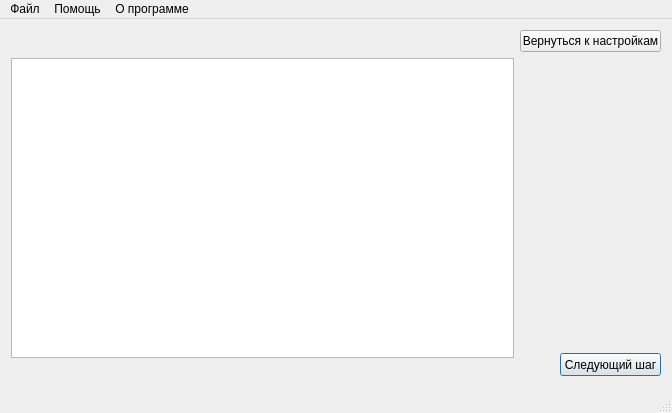
The window that mainwindow.ui (vihka-spihka/KohonenMaps) describes before a commit, drawn with Qt 5.
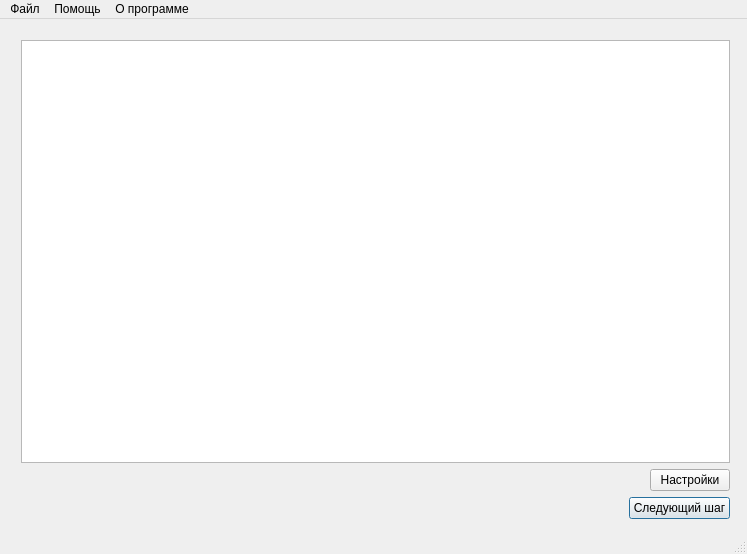
The same window after the commit. Icons and pictures are not drawn.

What changed in the file:
```diff
--- a/mainwindow.ui
+++ b/mainwindow.ui
@@ -6,8 +6,8 @@
    <rect>
     <x>0</x>
     <y>0</y>
-    <width>672</width>
-    <height>413</height>
+    <width>747</width>
+    <height>554</height>
    </rect>
   </property>
   <property name="minimumSize">
@@ -24,37 +24,17 @@
     <normaloff>:/Icons/mainIcon.png</normaloff>:/Icons/mainIcon.png</iconset>
   </property>
   <widget class="QWidget" name="centralWidget">
-   <layout class="QGridLayout" name="gridLayout">
+   <widget class="QWidget" name="">
+    <property name="geometry">
+     <rect>
+      <x>10</x>
+      <y>10</y>
+      <width>731</width>
+      <height>501</height>
+     </rect>
+    </property>
+    <layout class="QGridLayout" name="gridLayout_2">
     <item row="0" column="0">
-     <spacer name="horizontalSpacer_3">
-      <property name="orientation">
-       <enum>Qt::Horizontal</enum>
-      </property>
-      <property name="sizeType">
-       <enum>QSizePolicy::Fixed</enum>
-      </property>
-      <property name="sizeHint" stdset="0">
-       <size>
-        <width>498</width>
-        <height>20</height>
-       </size>
-      </property>
-     </spacer>
-    </item>
-    <item row="0" column="1" colspan="2">
-     <widget class="QPushButton" name="backToSettingsButton">
-      <property name="maximumSize">
-       <size>
-        <width>141</width>
-        <height>31</height>
-       </size>
-      </property>
-      <property name="text">
-       <string>Вернуться к настройкам</string>
-      </property>
-     </widget>
-    </item>
-    <item row="1" column="0">
      <widget class="QGraphicsView" name="graphicsView">
       <property name="minimumSize">
        <size>
@@ -64,38 +44,62 @@
       </property>
      </widget>
     </item>
-    <item row="1" column="2">
-     <spacer name="verticalSpacer">
+     <item row="1" column="0">
+      <layout class="QGridLayout" name="gridLayout">
+       <item row="0" column="0" colspan="2">
+        <spacer name="horizontalSpacer">
       <property name="orientation">
-       <enum>Qt::Vertical</enum>
+          <enum>Qt::Horizontal</enum>
       </property>
       <property name="sizeHint" stdset="0">
        <size>
-        <width>20</width>
-        <height>283</height>
+           <width>40</width>
+           <height>20</height>
        </size>
       </property>
      </spacer>
     </item>
-    <item row="2" column="0" colspan="2">
+       <item row="0" column="2">
+        <widget class="QPushButton" name="backToSettingsButton">
+         <property name="maximumSize">
+          <size>
+           <width>200</width>
+           <height>50</height>
+          </size>
+         </property>
+         <property name="text">
+          <string>Настройки</string>
+         </property>
+        </widget>
+       </item>
+       <item row="1" column="0">
      <spacer name="horizontalSpacer_2">
       <property name="orientation">
        <enum>Qt::Horizontal</enum>
       </property>
       <property name="sizeHint" stdset="0">
        <size>
-        <width>553</width>
-        <height>30</height>
+           <width>40</width>
+           <height>20</height>
        </size>
       </property>
      </spacer>
     </item>
-    <item row="2" column="2">
+       <item row="1" column="1" colspan="2">
      <widget class="QPushButton" name="nextStepButton">
+         <property name="enabled">
+          <bool>true</bool>
+         </property>
+         <property name="sizePolicy">
+          <sizepolicy hsizetype="Minimum" vsizetype="Fixed">
+           <horstretch>0</horstretch>
+           <verstretch>0</verstretch>
+          </sizepolicy>
+         </property>
       <property name="maximumSize">
        <size>
-        <width>101</width>
-        <height>23</height>
+           <width>300</width>
+           <height>300</height>
        </size>
       </property>
       <property name="text">
@@ -107,14 +111,17 @@
      </widget>
     </item>
    </layout>
+     </item>
+    </layout>
+   </widget>
   </widget>
   <widget class="QMenuBar" name="menuBar">
    <property name="geometry">
     <rect>
      <x>0</x>
      <y>0</y>
-     <width>672</width>
-     <height>21</height>
+     <width>747</width>
+     <height>22</height>
     </rect>
    </property>
    <widget class="QMenu" name="menu">
```
Lines whose indentation alone changed are shown as unchanged.
